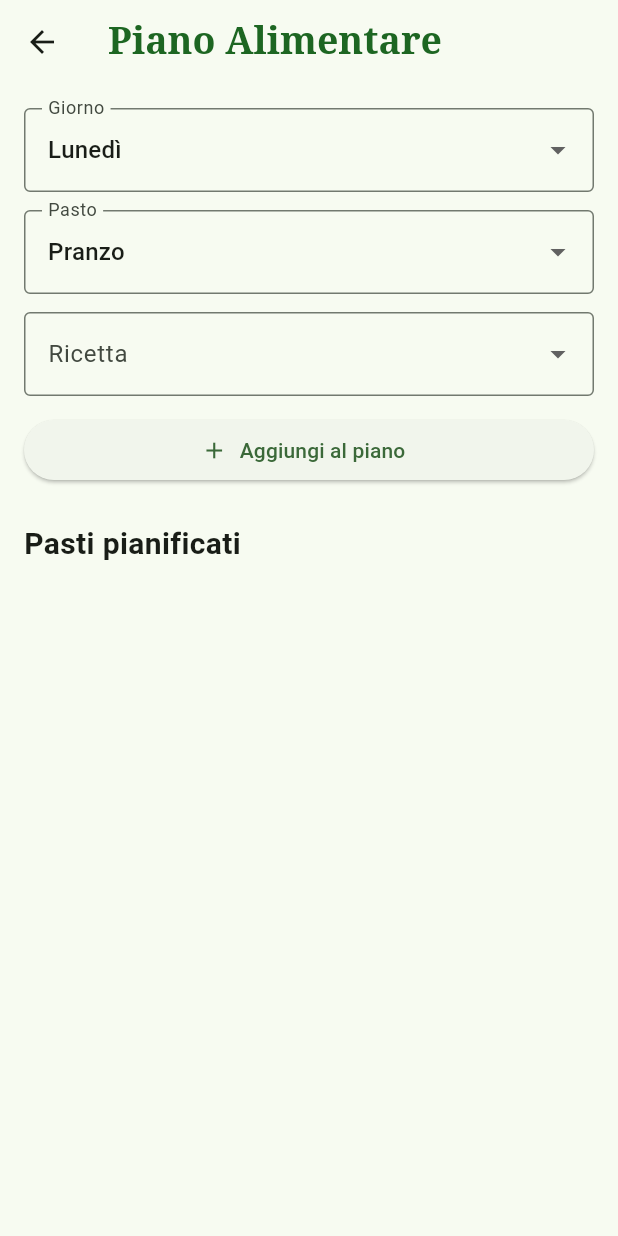
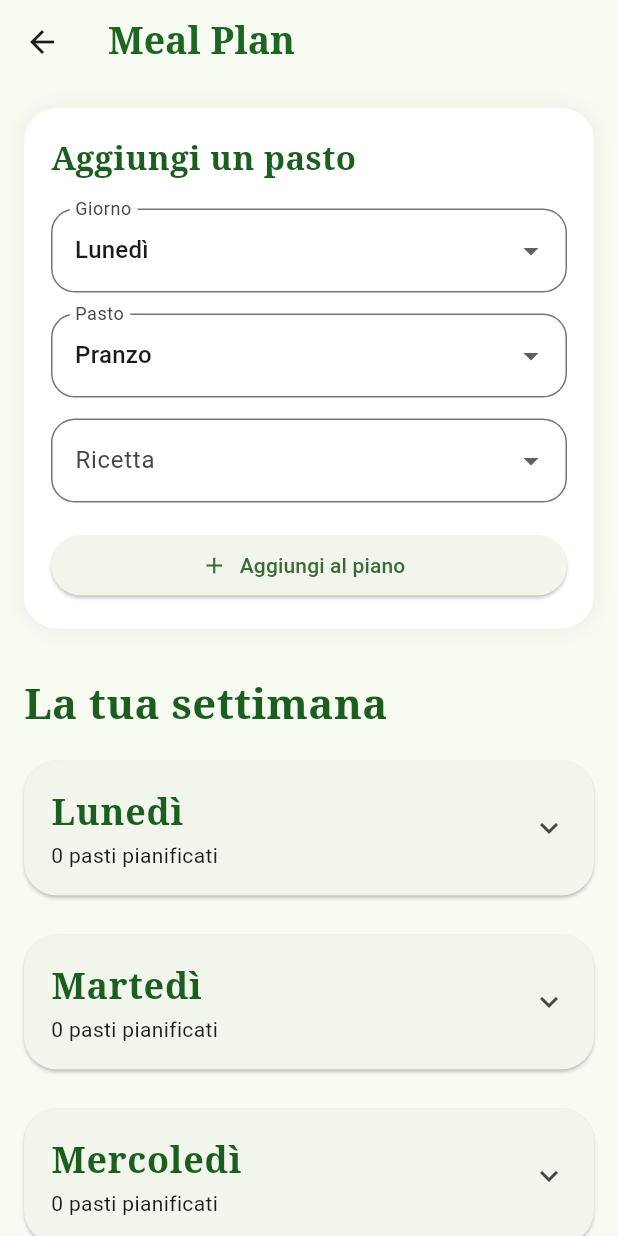
Before and after one commit to Ray04p/App_mobile, a Flutter app: the MealPlanScreen screen opened directly, on a phone screen of 412 x 824 dp. Run offline on Flutter 3.47's test engine with Material 3 defaults, Android fonts, the phone set to English and light mode, and no system bars; our stand-ins replace image_picker, shared_preferences, sqflite; accounts and stored records are empty.

Commit message:
Modifica grafica meal_plan

```diff
--- a/lib/screens/meal_plan_screen.dart
+++ b/lib/screens/meal_plan_screen.dart
@@ -26,7 +26,12 @@ class _MealPlanScreenState extends State<MealPlanScreen> {
     'Domenica',
   ];
 
-  final meals = ['Colazione', 'Pranzo', 'Cena', 'Spuntino'];
+  final meals = [
+    'Colazione',
+    'Pranzo',
+    'Cena',
+    'Spuntino',
+  ];
 
   void addMeal(AppState app) {
     if (selectedRecipeId == null) return;
@@ -46,56 +51,108 @@ class _MealPlanScreenState extends State<MealPlanScreen> {
     final app = Provider.of<AppState>(context);
 
     return Scaffold(
+      backgroundColor: const Color(0xFFF8FBF2),
+
       appBar: AppBar(
-        title: const Text('Piano Alimentare',
+        title: const Text(
+          'Meal Plan',
           style: TextStyle(
             fontSize: 25,
             fontWeight: FontWeight.bold,
             color: Color.fromARGB(255, 29, 102, 34),
-            fontFamily: 'serif'
+            fontFamily: 'serif',
           ),
         ),
       ),
-      body: ReorderableListView(
-        buildDefaultDragHandles: false,
-        onReorder: (oldIndex, newIndex) {
-          app.reorderMealPlanItems(oldIndex, newIndex);
-        },
 
-        header: Padding(
-          padding: const EdgeInsets.all(16),
+      body: ListView(
+        padding: const EdgeInsets.fromLTRB(16, 16, 16, 100),
+        children: [
+          Container(
+            padding: const EdgeInsets.all(18),
+            decoration: BoxDecoration(
+              color: Colors.white,
+              borderRadius: BorderRadius.circular(22),
+              boxShadow: [
+                BoxShadow(
+                  color: Colors.black.withValues(alpha: 0.06),
+                  blurRadius: 10,
+                ),
+              ],
+            ),
+
             child: Column(
-            crossAxisAlignment: CrossAxisAlignment.stretch,
+              crossAxisAlignment: CrossAxisAlignment.start,
               children: [
+                Text(
+                  'Aggiungi un pasto',
+                  style: TextStyle(
+                    fontSize: 22,
+                    fontWeight: FontWeight.bold,
+                    color: Colors.green[900],
+                    fontFamily: 'serif',
+                  ),
+                ),
+
+                const SizedBox(height: 18),
+
                 DropdownButtonFormField<String>(
                   initialValue: selectedDay,
-                decoration: const InputDecoration(
+                  decoration: InputDecoration(
                     labelText: 'Giorno',
-                  border: OutlineInputBorder(),
+                    border: OutlineInputBorder(
+                      borderRadius: BorderRadius.circular(16),
+                    ),
                   ),
                   items: days
-                    .map((e) => DropdownMenuItem(value: e, child: Text(e)))
+                      .map(
+                        (e) => DropdownMenuItem(
+                          value: e,
+                          child: Text(e),
+                        ),
+                      )
                       .toList(),
-                onChanged: (value) => setState(() => selectedDay = value!),
+                  onChanged: (value) {
+                    setState(() {
+                      selectedDay = value!;
+                    });
+                  },
                 ),
-              const SizedBox(height: 12),
+
+                const SizedBox(height: 14),
+
                 DropdownButtonFormField<String>(
                   initialValue: selectedMeal,
-                decoration: const InputDecoration(
+                  decoration: InputDecoration(
                     labelText: 'Pasto',
-                  border: OutlineInputBorder(),
+                    border: OutlineInputBorder(
+                      borderRadius: BorderRadius.circular(16),
+                    ),
                   ),
                   items: meals
-                    .map((e) => DropdownMenuItem(value: e, child: Text(e)))
+                      .map(
+                        (e) => DropdownMenuItem(
+                          value: e,
+                          child: Text(e),
+                        ),
+                      )
                       .toList(),
-                onChanged: (value) => setState(() => selectedMeal = value!),
+                  onChanged: (value) {
+                    setState(() {
+                      selectedMeal = value!;
+                    });
+                  },
                 ),
-              const SizedBox(height: 12),
+
+                const SizedBox(height: 14),
+
                 DropdownButtonFormField<String>(
                   initialValue: selectedRecipeId,
-                decoration: const InputDecoration(
+                  decoration: InputDecoration(
                     labelText: 'Ricetta',
-                  border: OutlineInputBorder(),
+                    border: OutlineInputBorder(
+                      borderRadius: BorderRadius.circular(16),
+                    ),
                   ),
                   items: app.recipes
                       .map(
@@ -105,59 +162,133 @@ class _MealPlanScreenState extends State<MealPlanScreen> {
                         ),
                       )
                       .toList(),
-                onChanged: (value) => setState(() => selectedRecipeId = value),
+                  onChanged: (value) {
+                    setState(() {
+                      selectedRecipeId = value;
+                    });
+                  },
                 ),
-              const SizedBox(height: 12),
-              ElevatedButton.icon(
+
+                const SizedBox(height: 18),
+
+                SizedBox(
+                  width: double.infinity,
+                  child: ElevatedButton.icon(
                     onPressed: () => addMeal(app),
                     icon: const Icon(Icons.add),
                     label: const Text('Aggiungi al piano'),
                   ),
-              const SizedBox(height: 24),
-              const Text(
-                'Pasti pianificati',
-                style: TextStyle(fontSize: 20, fontWeight: FontWeight.bold),
                 ),
-              const SizedBox(height: 8),
               ],
             ),
           ),
 
-        //parte modificabile
-        children: [
-          for (int i = 0; i < app.mealPlan.length; i++)
-            Card(
-              key: ValueKey(
-                app.mealPlan[i].id,
-              ), // La chiave univoca vitale per Flutter
-              margin: const EdgeInsets.symmetric(horizontal: 16, vertical: 4),
-              child: ListTile(
+          const SizedBox(height: 30),
+
+          Text(
+            'La tua settimana',
+            style: TextStyle(
+              fontSize: 28,
+              fontWeight: FontWeight.bold,
+              color: Colors.green[900],
+              fontFamily: 'serif',
+            ),
+          ),
+
+          const SizedBox(height: 18),
+
+
+          ...days.map((day) {
+            final dayMeals = app.mealPlan.where((item) => item.day == day).toList();
+
+            return Card(
+              margin: const EdgeInsets.only(bottom: 26),
+              shape: RoundedRectangleBorder(
+                borderRadius: BorderRadius.circular(22),
+              ),
+              child: ExpansionTile(
+                tilePadding: const EdgeInsets.symmetric(horizontal: 18, vertical: 8),
+                childrenPadding: const EdgeInsets.fromLTRB(18, 0, 18, 18),
                 title: Text(
-                  '${app.mealPlan[i].day} - ${app.mealPlan[i].mealType}',
+                  day,
+                  style: TextStyle(
+                    fontSize: 24,
+                    fontWeight: FontWeight.bold,
+                    color: Colors.green[900],
+                    fontFamily: 'serif',
+                  ),
                 ),
                 subtitle: Text(
-                  app.recipeById(app.mealPlan[i].recipeId)?.name ??
-                      'Ricetta eliminata',
+                  '${dayMeals.length} pasti pianificati',
                 ),
-                trailing: Row(
-                  mainAxisSize: MainAxisSize.min,
                 children: [
-                    ReorderableDragStartListener(
-                      index: i, // L'indice esatto della riga
-                      child: const Padding(
-                        padding: EdgeInsets.symmetric(horizontal: 8.0),
-                        child: Icon(Icons.drag_handle, color: Colors.grey),
+                  ...meals.map((mealType) {
+                    final meal = dayMeals.where((m) => m.mealType == mealType);
+
+                    return Padding(
+                      padding: const EdgeInsets.only(bottom: 18),
+                      child: Column(
+                        crossAxisAlignment: CrossAxisAlignment.start,
+                        children: [
+                          Text(
+                            mealType,
+                            style: TextStyle(
+                              fontSize: 18,
+                              fontWeight: FontWeight.bold,
+                              color: Colors.orange[800],
                             ),
                           ),
-                    IconButton(
+                          const SizedBox(height: 8),
+
+                          if (meal.isEmpty)
+                            Container(
+                              width: double.infinity,
+                              padding: const EdgeInsets.all(14),
+                              decoration: BoxDecoration(
+                                color: const Color.fromARGB(255, 202, 227, 202),
+                                borderRadius: BorderRadius.circular(16),
+                              ),
+                              child: const Text('Nessun pasto pianificato'),
+                            )
+                          else
+                            ...meal.map((item) {
+                              final recipe = app.recipeById(item.recipeId);
+
+                              return Container(
+                                margin: const EdgeInsets.only(bottom: 10),
+                                decoration: BoxDecoration(
+                                  color: const Color(0xFFF6F8F1),
+                                  borderRadius: BorderRadius.circular(18),
+                                ),
+                                child: ListTile(
+                                  leading: CircleAvatar(
+                                    backgroundColor: Colors.green.shade100,
+                                    child: Icon(
+                                      Icons.restaurant,
+                                      color: Colors.green[900],
+                                    ),
+                                  ),
+                                  title: Text(
+                                    recipe?.name ?? 'Ricetta eliminata',
+                                    style: const TextStyle(fontWeight: FontWeight.bold),
+                                  ),
+                                  trailing: IconButton(
                                     icon: const Icon(Icons.delete),
-                      onPressed: () =>
-                          app.deleteMealPlanItem(app.mealPlan[i].id),
+                                    onPressed: () {
+                                      app.deleteMealPlanItem(item.id);
+                                    },
                                   ),
+                                ),
+                              );
+                            }),
                         ],
                       ),
+                    );
+                  }),
+                ],
               ),
-            ),
+            );
+          }),
         ],
       ),
     );
--- a/lib/screens/stats.dart
+++ b/lib/screens/stats.dart
@@ -1,7 +1,6 @@
 import 'package:flutter/material.dart';
 import 'package:meal_planner_project/screens/favorite_screen.dart';
 import 'package:provider/provider.dart';
-import 'recipes_screen.dart';
 import '../providers/app_state.dart';
 
 class StatsScreen extends StatelessWidget {
```
Lines whose indentation alone changed are shown as unchanged.
